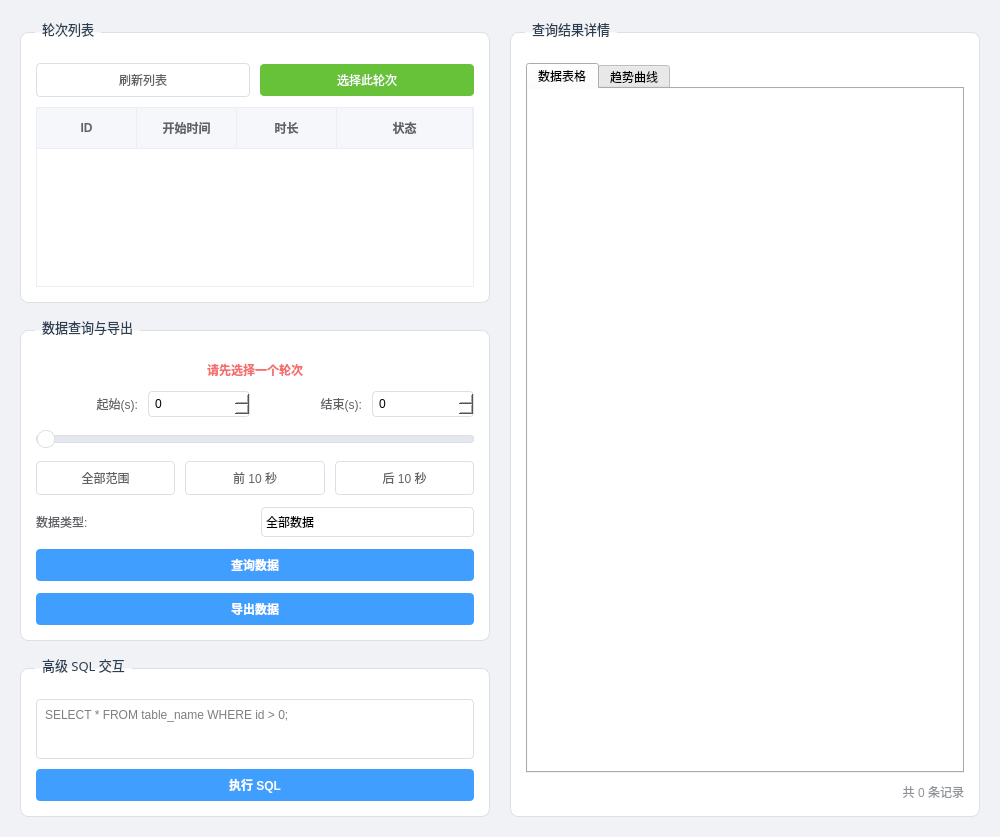
Above: forms/DatabasePage.ui from Huier-git/Drill2tool before the change. Below: the same form after it.
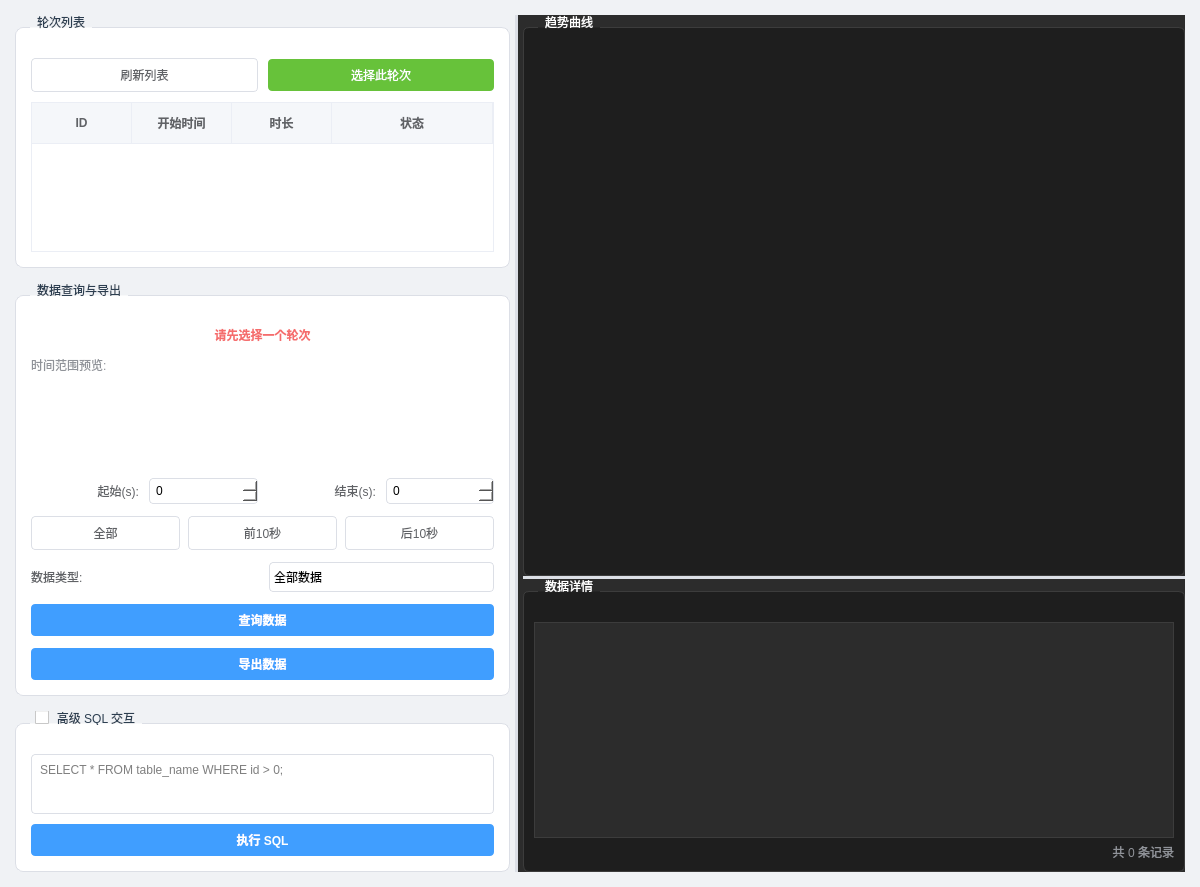
That is the form after the change. Icons and pictures are not drawn. Custom widgets are drawn as their Qt base class.

Commit message:
Refactor DatabasePage UI: Replace TabWidget with synchronized charts+table layout
主要改动：
- UI布局：移除TabWidget，改用QSplitter同时显示图表和表格
- 新增迷你趋势图：80px预览图用于时间范围可视化选择
- 图表-表格双向同步：点击图表滚动到表格行，选择表格行显示橙色游标线
- X轴联动：两个图表缩放/平移自动同步
- 深色主题：图表区域应用工程级深色配色(#2C2C2C背景)
- 修复编译错误：currentRowChanged改为currentCellChanged，删除已移除的slider_range

实现细节：
- forms/DatabasePage.ui: 完全重写(815行)，左右分栏+上下分栏
- include/ui/DatabasePage.h: 新增成员m_timePreviewPlot, m_cursorLine及9个交互方法
- src/ui/DatabasePage.cpp: 新增~200行代码实现同步交互和深色主题

遵循KISS原则：深度集成而非过度模块化，视觉反馈清晰，性能优化(采样数据)。

The edit to the form file:
```diff
--- a/forms/DatabasePage.ui
+++ b/forms/DatabasePage.ui
@@ -6,8 +6,8 @@
    <rect>
     <x>0</x>
     <y>0</y>
-    <width>1000</width>
-    <height>700</height>
+    <width>1200</width>
+    <height>800</height>
    </rect>
   </property>
   <property name="font">
@@ -25,12 +25,12 @@
     font-size: 10pt;
 }
 
-/* --- 卡片 (GroupBox) --- */
+/* --- 左侧控制面板 --- */
 QGroupBox {
     background-color: #ffffff;
     border: 1px solid #dcdfe6;
     border-radius: 8px;
-    margin-top: 12px; 
+    margin-top: 12px;
     padding-top: 10px;
 }
 QGroupBox::title {
@@ -40,7 +40,21 @@
     padding: 0 5px;
     font-size: 11pt;
     font-weight: bold;
-    color: #2c3e50; 
+    color: #2c3e50;
+}
+
+/* --- 右侧数据区域(深色主题) --- */
+QWidget#widget_data_area {
+    background-color: #2C2C2C;
+}
+QGroupBox#groupBox_charts, QGroupBox#groupBox_table {
+    background-color: #1E1E1E;
+    border: 1px solid #3C3C3C;
+    border-radius: 6px;
+    color: #E0E0E0;
+}
+QGroupBox#groupBox_charts::title, QGroupBox#groupBox_table::title {
+    color: #FFFFFF;
 }
 
 /* --- 按钮 (通用) --- */
@@ -63,8 +77,7 @@
     background-color: #ecf5ff;
 }
 
-/* --- 特殊按钮样式 (通过 ObjectName 定制) --- */
-/* 绿色主要按钮 */
+/* --- 特殊按钮样式 --- */
 QPushButton#btn_select_round {
     background-color: #67c23a;
     color: white;
@@ -73,7 +86,6 @@
 QPushButton#btn_select_round:hover { background-color: #85ce61; }
 QPushButton#btn_select_round:pressed { background-color: #5daf34; }
 
-/* 蓝色主要按钮 */
 QPushButton#btn_query, QPushButton#btn_exec_sql, QPushButton#btn_export {
     background-color: #409eff;
     color: white;
@@ -83,7 +95,7 @@
 QPushButton#btn_query:hover, QPushButton#btn_exec_sql:hover, QPushButton#btn_export:hover { background-color: #66b1ff; }
 QPushButton#btn_query:pressed, QPushButton#btn_exec_sql:pressed, QPushButton#btn_export:pressed { background-color: #3a8ee6; }
 
-/* --- 输入控件 (SpinBox, ComboBox, LineEdit) --- */
+/* --- 输入控件 --- */
 QSpinBox, QComboBox, QTextEdit, QLineEdit {
     border: 1px solid #dcdfe6;
     border-radius: 4px;
@@ -94,7 +106,6 @@
 QSpinBox:focus, QComboBox:focus, QTextEdit:focus {
     border: 1px solid #409eff;
 }
-/* ComboBox 下拉箭头美化 */
 QComboBox::drop-down {
     subcontrol-origin: padding;
     subcontrol-position: top right;
@@ -104,15 +115,28 @@
     border-bottom-right-radius: 3px;
 }
 
-/* --- 表格 (TableWidget) --- */
-QTableWidget {
+/* --- 表格 (左侧轮次列表 - 浅色) --- */
+QTableWidget#table_rounds {
     border: 1px solid #ebeef5;
     background-color: #ffffff;
     gridline-color: #ecf0f1;
-    selection-background-color: #ecf5ff; /* 选中行背景变浅蓝 */
-    selection-color: #409eff;            /* 选中文字变蓝 */
+    selection-background-color: #ecf5ff;
+    selection-color: #409eff;
     outline: none;
 }
+
+/* --- 表格 (右侧数据表格 - 深色) --- */
+QTableWidget#table_result {
+    border: 1px solid #3C3C3C;
+    background-color: #2C2C2C;
+    gridline-color: #404040;
+    selection-background-color: #264F78;
+    selection-color: #FFFFFF;
+    color: #E0E0E0;
+    outline: none;
+}
+
+/* --- 表头样式 --- */
 QHeaderView::section {
     background-color: #f5f7fa;
     padding: 5px;
@@ -123,16 +147,17 @@
     color: #606266;
     height: 30px;
 }
-/* 垂直表头隐藏或美化 */
-QHeaderView::section:vertical {
-    border-right: 1px solid #ebeef5;
-    background-color: #fff;
+QTableWidget#table_result QHeaderView::section {
+    background-color: #3C3C3C;
+    color: #E0E0E0;
+    border-bottom: 1px solid #505050;
+    border-right: 1px solid #505050;
 }
 
-/* --- 滑动条 (Slider) --- */
+/* --- 滑动条 --- */
 QSlider::groove:horizontal {
     border: 1px solid #dcdfe6;
-    height: 6px; 
+    height: 6px;
     background: #e4e7ed;
     margin: 2px 0;
     border-radius: 3px;
@@ -142,7 +167,7 @@
     border: 1px solid #dcdfe6;
     width: 16px;
     height: 16px;
-    margin: -6px 0; 
+    margin: -6px 0;
     border-radius: 8px;
     box-shadow: 0 2px 4px rgba(0,0,0,0.1);
 }
@@ -151,31 +176,80 @@
     background-color: #ecf5ff;
 }
 
-/* --- 标签 (Label) --- */
+/* --- QSplitter 样式 --- */
+QSplitter::handle {
+    background-color: #dcdfe6;
+}
+QSplitter::handle:horizontal {
+    width: 3px;
+}
+QSplitter::handle:vertical {
+    height: 3px;
+}
+QSplitter::handle:hover {
+    background-color: #409eff;
+}
+
+/* --- 标签 --- */
 QLabel { color: #606266; }
+QLabel#label_result_info {
+    color: #909399;
+}
 </string>
   </property>
-  <layout class="QHBoxLayout" name="horizontalLayout_main">
+  <layout class="QVBoxLayout" name="verticalLayout_main">
    <property name="spacing">
-    <number>20</number>
+    <number>0</number>
    </property>
    <property name="leftMargin">
-    <number>20</number>
+    <number>15</number>
    </property>
    <property name="topMargin">
-    <number>20</number>
+    <number>15</number>
    </property>
    <property name="rightMargin">
-    <number>20</number>
+    <number>15</number>
    </property>
    <property name="bottomMargin">
-    <number>20</number>
+    <number>15</number>
    </property>
    <item>
+    <widget class="QSplitter" name="splitter_main">
+     <property name="orientation">
+      <enum>Qt::Horizontal</enum>
+     </property>
+     <property name="handleWidth">
+      <number>3</number>
+     </property>
+     <widget class="QWidget" name="widget_left_panel" native="true">
+      <property name="minimumSize">
+       <size>
+        <width>300</width>
+        <height>0</height>
+       </size>
+      </property>
+      <property name="maximumSize">
+       <size>
+        <width>500</width>
+        <height>16777215</height>
+       </size>
+      </property>
     <layout class="QVBoxLayout" name="verticalLayout_left">
      <property name="spacing">
       <number>15</number>
      </property>
+       <property name="leftMargin">
+        <number>0</number>
+       </property>
+       <property name="topMargin">
+        <number>0</number>
+       </property>
+       <property name="rightMargin">
+        <number>5</number>
+       </property>
+       <property name="bottomMargin">
+        <number>0</number>
+       </property>
      <item>
       <widget class="QGroupBox" name="groupBox_rounds">
        <property name="title">
@@ -237,8 +311,8 @@
          <widget class="QTableWidget" name="table_rounds">
           <property name="minimumSize">
            <size>
-            <width>320</width>
-            <height>180</height>
+              <width>280</width>
+              <height>150</height>
            </size>
           </property>
           <property name="selectionBehavior">
@@ -327,6 +401,35 @@
           </property>
          </widget>
         </item>
+          <item>
+           <widget class="QLabel" name="label_time_preview">
+            <property name="text">
+             <string>时间范围预览:</string>
+            </property>
+            <property name="styleSheet">
+             <string>font-size: 9pt; color: #909399;</string>
+            </property>
+           </widget>
+          </item>
+          <item>
+           <widget class="QCustomPlot" name="plot_time_preview" native="true">
+            <property name="minimumSize">
+             <size>
+              <width>0</width>
+              <height>80</height>
+             </size>
+            </property>
+            <property name="maximumSize">
+             <size>
+              <width>16777215</width>
+              <height>80</height>
+             </size>
+            </property>
+            <property name="toolTip">
+             <string>拖动选择时间范围</string>
+            </property>
+           </widget>
+          </item>
         <item>
          <layout class="QHBoxLayout" name="horizontalLayout_range">
           <property name="spacing">
@@ -386,42 +489,29 @@
           </item>
          </layout>
         </item>
-        <item>
-         <widget class="QSlider" name="slider_range">
-          <property name="cursor">
-           <cursorShape>PointingHandCursor</cursorShape>
-          </property>
-          <property name="orientation">
-           <enum>Qt::Horizontal</enum>
-          </property>
-          <property name="tickPosition">
-           <enum>QSlider::TicksBelow</enum>
-          </property>
-         </widget>
-        </item>
         <item>
          <layout class="QHBoxLayout" name="horizontalLayout_quick">
           <property name="spacing">
-           <number>10</number>
+             <number>8</number>
           </property>
           <item>
            <widget class="QPushButton" name="btn_select_all">
             <property name="text">
-             <string>全部范围</string>
+               <string>全部</string>
             </property>
            </widget>
           </item>
           <item>
            <widget class="QPushButton" name="btn_first_10">
             <property name="text">
-             <string>前 10 秒</string>
+               <string>前10秒</string>
             </property>
            </widget>
           </item>
           <item>
            <widget class="QPushButton" name="btn_last_10">
             <property name="text">
-             <string>后 10 秒</string>
+               <string>后10秒</string>
             </property>
            </widget>
           </item>
@@ -505,6 +595,12 @@
        <property name="title">
         <string>高级 SQL 交互</string>
        </property>
+         <property name="checkable">
+          <bool>true</bool>
+         </property>
+         <property name="checked">
+          <bool>false</bool>
+         </property>
        <layout class="QVBoxLayout" name="verticalLayout_sql">
         <property name="spacing">
          <number>10</number>
@@ -567,111 +663,124 @@
        <property name="sizeHint" stdset="0">
         <size>
          <width>20</width>
-         <height>20</height>
+           <height>40</height>
         </size>
        </property>
       </spacer>
      </item>
     </layout>
-   </item>
+     </widget>
+     <widget class="QWidget" name="widget_data_area" native="true">
+      <layout class="QVBoxLayout" name="verticalLayout_data">
+       <property name="spacing">
+        <number>0</number>
+       </property>
+       <property name="leftMargin">
+        <number>5</number>
+       </property>
+       <property name="topMargin">
+        <number>0</number>
+       </property>
+       <property name="rightMargin">
+        <number>0</number>
+       </property>
+       <property name="bottomMargin">
+        <number>0</number>
+       </property>
    <item>
-    <widget class="QGroupBox" name="groupBox_result">
+        <widget class="QSplitter" name="splitter_data">
+         <property name="orientation">
+          <enum>Qt::Vertical</enum>
+         </property>
+         <property name="handleWidth">
+          <number>3</number>
+         </property>
+         <widget class="QGroupBox" name="groupBox_charts">
      <property name="title">
-      <string>查询结果详情</string>
-     </property>
-     <layout class="QVBoxLayout" name="verticalLayout_result">
-      <property name="spacing">
-       <number>10</number>
-      </property>
-      <property name="leftMargin">
-       <number>15</number>
-      </property>
-      <property name="topMargin">
-       <number>20</number>
-      </property>
-      <property name="rightMargin">
-       <number>15</number>
-      </property>
-      <property name="bottomMargin">
-       <number>15</number>
-      </property>
-      <item>
-       <widget class="QTabWidget" name="tab_results">
-        <property name="currentIndex">
-         <number>0</number>
-        </property>
-        <widget class="QWidget" name="tab_table">
-         <attribute name="title">
-          <string>数据表格</string>
-         </attribute>
-         <layout class="QVBoxLayout" name="verticalLayout_tab_table">
-          <property name="spacing">
-           <number>0</number>
-          </property>
-          <property name="leftMargin">
-           <number>0</number>
-          </property>
-          <property name="topMargin">
-           <number>0</number>
-          </property>
-          <property name="rightMargin">
-           <number>0</number>
-          </property>
-          <property name="bottomMargin">
-           <number>0</number>
-          </property>
-          <item>
-           <widget class="QTableWidget" name="table_result">
-            <property name="styleSheet">
-             <string>border: none;</string>
-            </property>
-            <property name="alternatingRowColors">
-             <bool>true</bool>
-            </property>
-            <attribute name="verticalHeaderVisible">
-             <bool>false</bool>
-            </attribute>
-           </widget>
-          </item>
-         </layout>
-        </widget>
-        <widget class="QWidget" name="tab_chart">
-         <attribute name="title">
           <string>趋势曲线</string>
-         </attribute>
-         <layout class="QVBoxLayout" name="verticalLayout_tab_chart">
+          </property>
+          <layout class="QVBoxLayout" name="verticalLayout_charts">
           <property name="spacing">
            <number>10</number>
           </property>
+           <property name="leftMargin">
+            <number>10</number>
+           </property>
+           <property name="topMargin">
+            <number>20</number>
+           </property>
+           <property name="rightMargin">
+            <number>10</number>
+           </property>
+           <property name="bottomMargin">
+            <number>10</number>
+           </property>
           <item>
            <widget class="QCustomPlot" name="plot_scalar" native="true">
             <property name="minimumSize">
              <size>
               <width>0</width>
-              <height>300</height>
-             </size>
-            </property>
-           </widget>
-          </item>
-          <item>
-           <widget class="QCustomPlot" name="plot_vibration" native="true">
-            <property name="minimumSize">
-             <size>
-              <width>0</width>
               <height>250</height>
              </size>
             </property>
+             <property name="toolTip">
+              <string>标量数据 (MDB传感器 + 电机参数)</string>
+             </property>
+            </widget>
+           </item>
+           <item>
+            <widget class="QCustomPlot" name="plot_vibration" native="true">
+             <property name="minimumSize">
+              <size>
+               <width>0</width>
+               <height>200</height>
+              </size>
+             </property>
+             <property name="toolTip">
+              <string>振动RMS包络 (X/Y/Z三轴)</string>
+             </property>
            </widget>
           </item>
          </layout>
         </widget>
+         <widget class="QGroupBox" name="groupBox_table">
+          <property name="title">
+           <string>数据详情</string>
+          </property>
+          <layout class="QVBoxLayout" name="verticalLayout_table">
+           <property name="spacing">
+            <number>5</number>
+           </property>
+           <property name="leftMargin">
+            <number>10</number>
+           </property>
+           <property name="topMargin">
+            <number>20</number>
+           </property>
+           <property name="rightMargin">
+            <number>10</number>
+           </property>
+           <property name="bottomMargin">
+            <number>10</number>
+           </property>
+           <item>
+            <widget class="QTableWidget" name="table_result">
+             <property name="minimumSize">
+              <size>
+               <width>0</width>
+               <height>150</height>
+              </size>
+             </property>
+             <property name="alternatingRowColors">
+              <bool>true</bool>
+             </property>
+             <attribute name="verticalHeaderVisible">
+              <bool>false</bool>
+             </attribute>
        </widget>
       </item>
       <item>
        <widget class="QLabel" name="label_result_info">
-        <property name="styleSheet">
-         <string>color: #909399;</string>
-        </property>
         <property name="text">
          <string>共 0 条记录</string>
         </property>
@@ -681,6 +790,11 @@
        </widget>
       </item>
      </layout>
+         </widget>
+        </widget>
+       </item>
+      </layout>
+     </widget>
     </widget>
    </item>
   </layout>
```
Left out of the diff: 12 changed lines with no effect on the pictures. Lines whose indentation alone changed are shown as unchanged. The commit also changes 2 other files.
